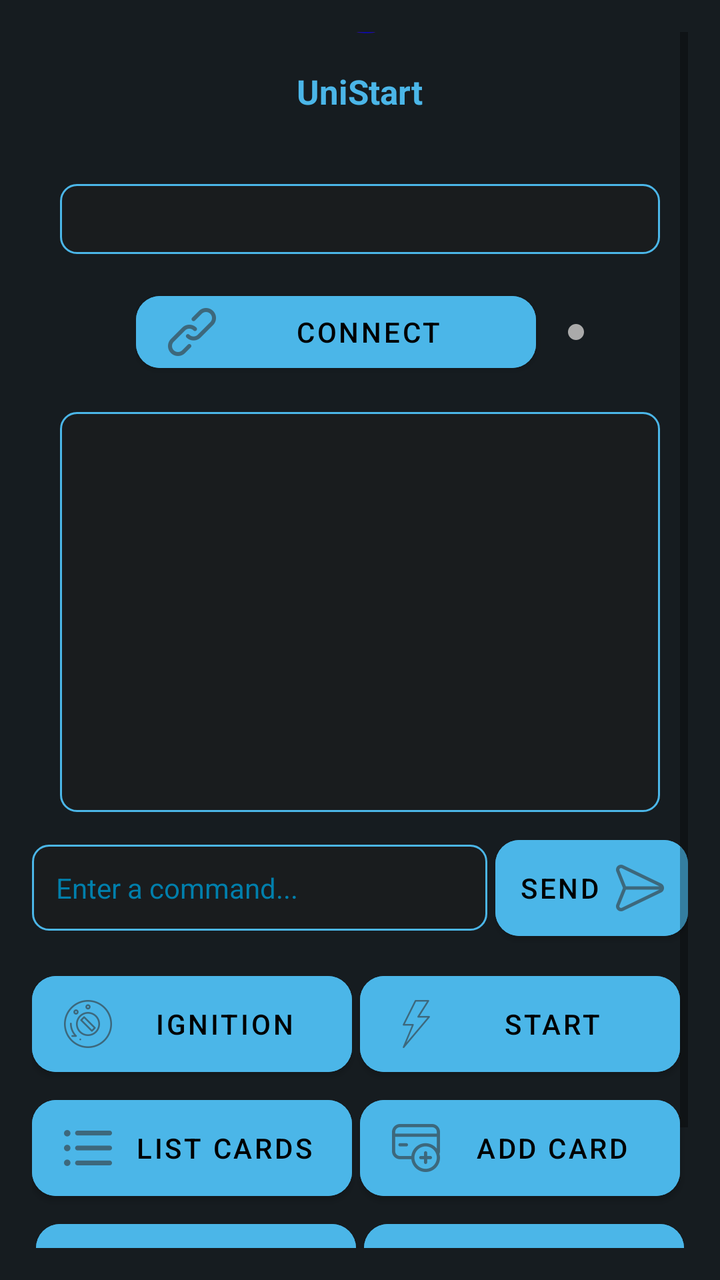
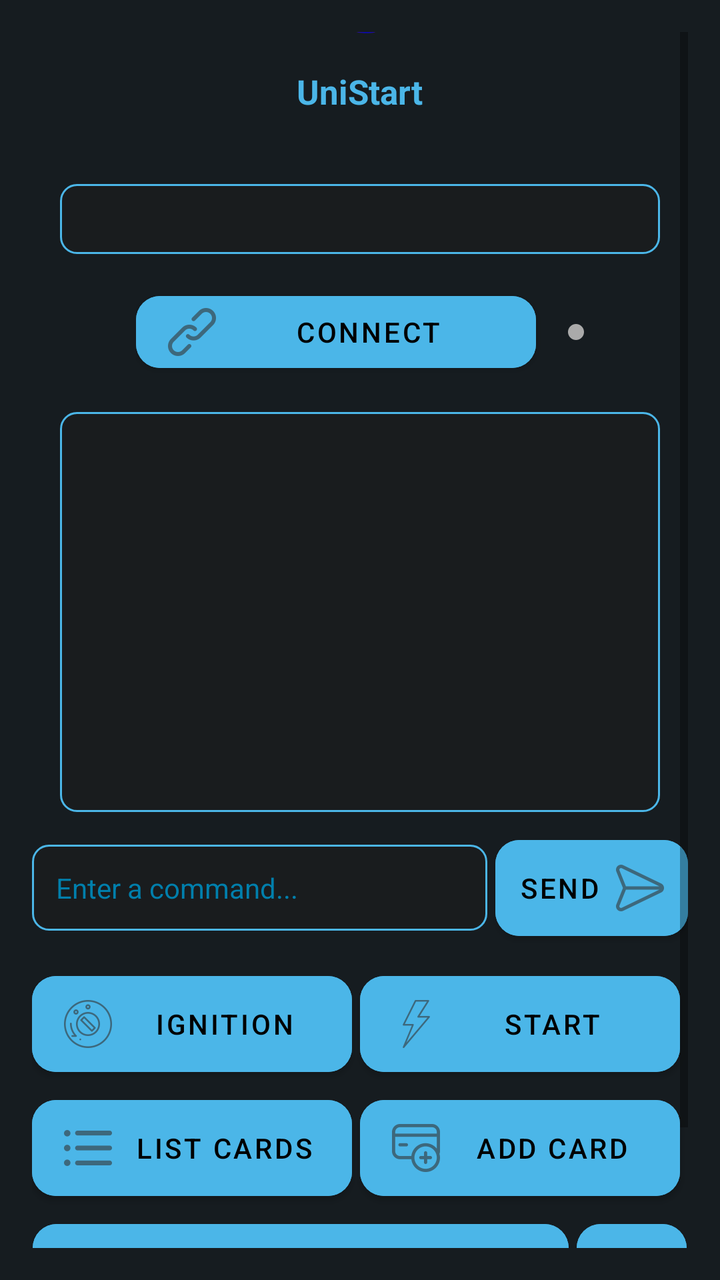

Two renders of the same Android screen: before a commit and after it. Below are the layout's source before the change and the commit's diff.
<!-- AndroidManifest.xml: application theme Theme.Nsline22 -->
<!-- res/layout/activity_main.xml -->
<?xml version="1.0" encoding="utf-8"?>
<ScrollView xmlns:android="http://schemas.android.com/apk/res/android"
    xmlns:app="http://schemas.android.com/apk/res-auto"
    xmlns:tools="http://schemas.android.com/tools"
    android:layout_width="match_parent"
    android:layout_height="match_parent"
    android:background="@color/background_dark"
    android:padding="16dp"
    tools:context=".MainActivity">

    <LinearLayout
        android:layout_width="match_parent"
        android:layout_height="wrap_content"
        android:layout_gravity="center"
        android:orientation="vertical"
        android:gravity="center_horizontal"
        android:paddingTop="40dp">

        <ImageView
            android:id="@+id/app_icon"
            android:layout_width="65dp"
            android:layout_height="65dp"
            android:contentDescription="UniStart"
            android:src="@mipmap/ic_launcher_foreground"
            android:scaleType="fitCenter" />

        <TextView
            android:id="@+id/headerText"
            android:layout_width="wrap_content"
            android:layout_height="wrap_content"
            android:text="UniStart"
            android:textColor="@color/material_dynamic_primary70"
            android:textSize="17sp"
            android:textStyle="bold"
            android:layout_marginBottom="35dp" />

        
        <Spinner
            android:id="@+id/deviceSpinner"
            android:layout_width="300dp"
            android:layout_height="35dp"
            android:background="@drawable/spinner_background"
            android:popupBackground="@drawable/spinner_popup_background"
            android:prompt="@string/select_device"
            android:layout_marginBottom="15dp" />

        <LinearLayout
        android:layout_width="wrap_content"
        android:layout_height="wrap_content"
        android:orientation="horizontal"
        android:gravity="center_vertical"
            android:layout_marginBottom="16dp">

        <Button
            android:id="@+id/connectButton"
            android:layout_width="200dp"
            android:layout_height="wrap_content"
            android:text="@string/connect"
            android:backgroundTint="?attr/colorPrimary"
            android:textColor="@color/black"
            app:cornerRadius="12dp"
            android:drawableLeft="@drawable/link" />

        <View
            android:id="@+id/connectionIndicator"
            android:layout_width="8dp"
            android:layout_height="8dp"
            android:layout_marginStart="16dp"
            android:background="@drawable/connection_indicator" />

        </LinearLayout>

        <TextView
            android:id="@+id/outputTextView"
            android:layout_width="300dp"
            android:layout_height="200dp"
            android:background="@drawable/output_background"
            android:padding="14dp"
            android:textColor="@color/material_dynamic_primary60"
            android:textSize="14sp"
            android:scrollbars="vertical" />

        
        <LinearLayout
            android:layout_width="match_parent"
            android:layout_height="wrap_content"
            android:orientation="horizontal"
            android:gravity="center_vertical"
            android:layout_marginTop="8dp">

            <EditText
                android:id="@+id/commandEditText"
                android:layout_width="0dp"
                android:layout_height="wrap_content"
                android:layout_weight="1"
                android:hint="Enter a command..."
                android:imeOptions="actionDone"
                android:inputType="text"
                android:focusable="true"
                android:focusableInTouchMode="true"
                android:clickable="true"
                android:background="@drawable/edittext_background"
                android:textColor="?attr/colorPrimary"
                android:textColorHint="@color/edittexthint_color"
                android:padding="12dp"
                android:layout_marginEnd="4dp" />

            <Button
                android:id="@+id/buttonSend"
                android:layout_width="wrap_content"
                android:layout_height="wrap_content"
                android:text="Send"
                android:backgroundTint="?attr/colorPrimary"
                android:textColor="@color/black"
                android:padding="12dp"
                app:cornerRadius="12dp"
                android:drawableRight="@drawable/send"/>
        </LinearLayout>

        
        <LinearLayout
            android:layout_width="wrap_content"
            android:layout_height="60dp"
            android:layout_marginTop="8dp"
            android:layout_marginBottom="1dp"
            android:orientation="horizontal">

            <Button
                android:id="@+id/button1"
                android:layout_width="160dp"
                android:layout_height="60dp"
                android:layout_marginEnd="4dp"
                android:backgroundTint="?attr/colorPrimary"
                android:text="Ignition"
                android:textColor="@color/black"
                app:cornerRadius="12dp"
                android:drawableLeft="@drawable/ign" />

            <Button
                android:id="@+id/button2"
                android:layout_width="160dp"
                android:layout_height="60dp"
                android:layout_marginEnd="4dp"
                android:backgroundTint="?attr/colorPrimary"
                android:text="Start"
                android:textColor="@color/black"
                app:cornerRadius="12dp"
                android:drawableLeft="@drawable/start" />

        </LinearLayout>

        <LinearLayout
            android:layout_width="wrap_content"
            android:layout_height="60dp"
            android:layout_marginTop="1dp"
            android:layout_marginBottom="1dp"
            android:orientation="horizontal">

            <Button
                android:id="@+id/buttonF"
                android:layout_width="160dp"
                android:layout_height="60dp"
                android:layout_marginEnd="4dp"
                android:backgroundTint="?attr/colorPrimary"
                android:text="List cards"
                android:textColor="@color/black"
                app:cornerRadius="12dp"
                android:drawableLeft="@drawable/ls" />

            <Button
                android:id="@+id/buttonA"
                android:layout_width="160dp"
                android:layout_height="60dp"
                android:layout_marginEnd="4dp"
                android:backgroundTint="?attr/colorPrimary"
                android:text="Add card"
                android:textColor="@color/black"
                app:cornerRadius="12dp"
                android:drawableLeft="@drawable/add" />

        </LinearLayout>

        <LinearLayout
            android:layout_width="wrap_content"
            android:layout_height="wrap_content"
            android:layout_marginTop="1dp"
            android:layout_marginBottom="1dp"
            android:orientation="horizontal">

            <Button
                android:id="@+id/buttonL"
                android:layout_width="160dp"
                android:layout_height="60dp"
                android:layout_marginEnd="4dp"
                android:backgroundTint="?attr/colorPrimary"
                android:text="LED"
                android:textColor="@color/black"
                app:cornerRadius="12dp"
                android:drawableLeft="@drawable/led" />

            <Button
                android:id="@+id/buttonU"
                android:layout_width="160dp"
                android:layout_height="60dp"
                android:backgroundTint="?attr/colorPrimary"
                android:text="Unlock"
                android:textColor="@color/black"
                app:cornerRadius="12dp"
                android:drawableLeft="@drawable/un" />
        </LinearLayout>

        <TextView
            android:id="@+id/signlink"
            android:layout_width="wrap_content"
            android:layout_height="wrap_content"
            android:text="t.me/nsline22"
            android:autoLink="web"
            android:linksClickable="true"
            android:textColorLink="@color/material_dynamic_primary50"
            android:textSize="10sp"
            android:padding="15dp" />
    </LinearLayout>
</ScrollView>
<!-- resources referenced by this layout -->
<resources>
  <color name="background_dark">@color/material_dynamic_neutral_variant10</color>
  <color name="black">#FF000000</color>
  <color name="edittexthint_color">@color/material_dynamic_primary50</color>
  <!-- drawable connection_indicator (drawable) -->
  <shape xmlns:android="http://schemas.android.com/apk/res/android"
      android:shape="oval">
      <solid android:color="@android:color/darker_gray" />
      <size
          android:width="16dp"
          android:height="16dp" />
  </shape>
  <!-- drawable edittext_background (drawable) -->
  <shape xmlns:android="http://schemas.android.com/apk/res/android">
      <solid android:color="@color/material_dynamic_neutral10"/>
      <stroke android:width="1dp" android:color="?attr/colorPrimary"/>
      <corners android:radius="8dp"/>
  </shape>
  <!-- drawable output_background (drawable) -->
  <shape xmlns:android="http://schemas.android.com/apk/res/android">
      <solid android:color="@color/material_dynamic_neutral10" />
      <stroke android:width="1dp" android:color="?attr/colorPrimary" />
      <corners android:radius="8dp" />
  </shape>
  <!-- drawable spinner_background (drawable) -->
  <shape xmlns:android="http://schemas.android.com/apk/res/android">
      <solid android:color="@color/material_dynamic_neutral10" />
      <stroke android:width="1dp" android:color="?attr/colorPrimary" />
      <corners android:radius="8dp" />
  </shape>
  <!-- drawable spinner_popup_background (drawable) -->
  <shape xmlns:android="http://schemas.android.com/apk/res/android">
      <solid android:color="@color/material_dynamic_neutral10" />
      <stroke android:width="1dp" android:color="?attr/colorPrimary" />
      <corners android:radius="8dp" />
  </shape>
  <string name="connect">Connect</string>
  <string name="select_device">Choose device</string>
  <style name="Theme.Nsline22" parent="Theme.MaterialComponents.DayNight.NoActionBar">
          <item name="android:windowBackground">@color/material_dynamic_neutral_variant10</item>
          <item name="colorPrimary">@color/material_dynamic_primary70</item>
          <item name="editTextStyle">@style/EditTextStyle</item>
      </style>
  <style name="EditTextStyle" parent="Widget.MaterialComponents.TextInputLayout.OutlinedBox">
          <item name="boxStrokeColor">@color/material_dynamic_primary70</item>
          <item name="android:textColorHint">@color/material_dynamic_primary70</item>
          <item name="android:textColor">@color/white</item>
          <item name="android:paddingStart">12dp</item>
          <item name="android:paddingEnd">12dp</item>
          <item name="android:paddingTop">8dp</item>
          <item name="android:paddingBottom">8dp</item>
      </style>
  <color name="white">#FFFFFFFF</color>
  <!-- unchanged entries left out for length: 9 -->
</resources>

<!-- the commit's change to res/layout/activity_main.xml (unified diff, before → after) -->
@@ -189,7 +189,7 @@
 
             <Button
                 android:id="@+id/buttonL"
-                android:layout_width="160dp"
+                android:layout_width="268dp"
                 android:layout_height="60dp"
                 android:layout_marginEnd="4dp"
                 android:backgroundTint="?attr/colorPrimary"
@@ -200,10 +200,10 @@
 
             <Button
                 android:id="@+id/buttonU"
-                android:layout_width="160dp"
-                android:layout_height="60dp"
-                android:backgroundTint="?attr/colorPrimary"
-                android:text="Unlock"
+                android:layout_width="55dp"
+                android:layout_height="60dp"
+                android:backgroundTint="?attr/colorPrimary"
+                android:text=""
                 android:textColor="@color/black"
                 app:cornerRadius="12dp"
                 android:drawableLeft="@drawable/un" />
